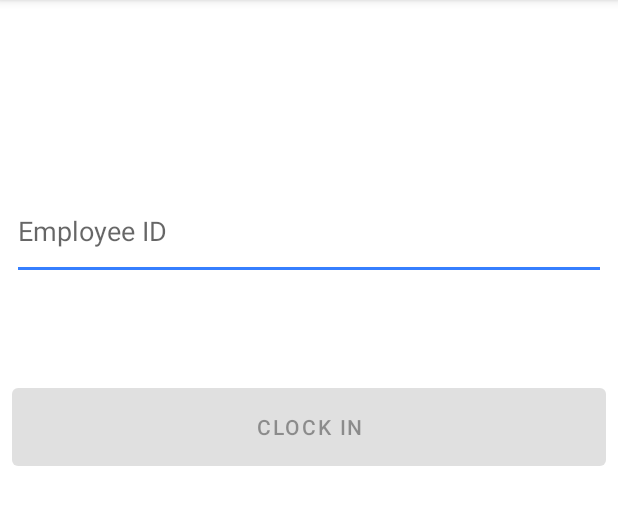
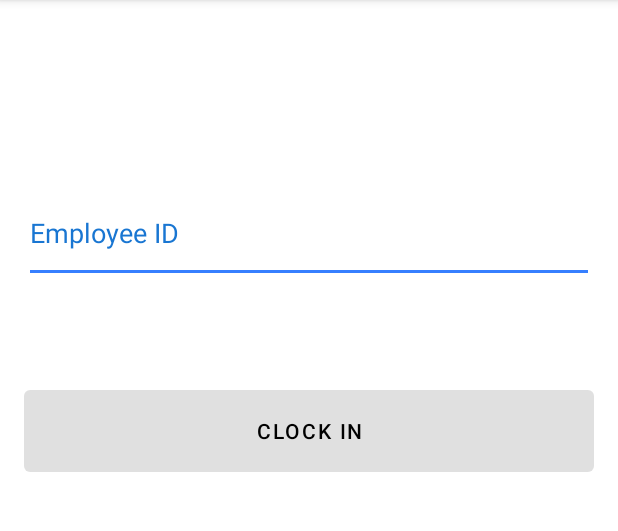
Before and after one commit to joling6027/TeamSavvy, an Android app: the MainActivity screen opened directly, with no data from a screen before it, on a phone screen of 412 x 824 dp, the part 84-615 px from its top. Run offline under Robolectric (Android 15) with nearby library versions, the phone set to English and light mode, and no system bars; our stand-ins replace Volley; network calls fail.

Commit message:
Changes in mobile app

```diff
--- a/Biometric Mobile App/AuthMyEmployee/app/src/main/res/layout/activity_main.xml
+++ b/Biometric Mobile App/AuthMyEmployee/app/src/main/res/layout/activity_main.xml
@@ -10,21 +10,25 @@
         android:id="@+id/btnAuth"
         android:layout_width="0dp"
         android:layout_height="0dp"
-        android:layout_marginStart="8dp"
-        android:layout_marginEnd="8dp"
+        android:layout_marginStart="16dp"
+        android:layout_marginEnd="16dp"
         android:layout_marginBottom="63dp"
         android:onClick="EmployeeAuthentication"
         android:text="@string/clock_in"
+        android:textColor="#000000"
         app:layout_constraintBottom_toTopOf="@+id/empAuthStatus"
         app:layout_constraintEnd_toEndOf="parent"
         app:layout_constraintStart_toStartOf="parent"
-        app:layout_constraintTop_toBottomOf="@+id/emp_id" />
+        app:layout_constraintTop_toBottomOf="@+id/emp_id"
+        tools:ignore="TextContrastCheck" />
 
     <TextView
         android:id="@+id/empAuthStatus"
-        android:layout_width="253dp"
+        android:layout_width="0dp"
         android:layout_height="0dp"
-        android:layout_marginBottom="323dp"
+        android:layout_marginStart="16dp"
+        android:layout_marginEnd="16dp"
+        android:layout_marginBottom="317dp"
         android:gravity="center|center_horizontal"
         android:textColor="@color/black"
         android:textSize="20sp"
@@ -37,19 +41,21 @@
         android:id="@+id/emp_id"
         android:layout_width="0dp"
         android:layout_height="0dp"
-        android:layout_marginStart="8dp"
+        android:layout_marginStart="16dp"
         android:layout_marginTop="122dp"
-        android:layout_marginEnd="8dp"
-        android:layout_marginBottom="66dp"
+        android:layout_marginEnd="16dp"
+        android:layout_marginBottom="65dp"
         android:autofillHints=""
+        android:backgroundTint="@color/purple_500"
         android:ems="10"
         android:hint="@string/emp_id"
         android:inputType="number"
         android:minHeight="48dp"
-        android:backgroundTint="@color/purple_500"
+        android:textColorHint="#1976D2"
         app:layout_constraintBottom_toTopOf="@+id/btnAuth"
         app:layout_constraintEnd_toEndOf="parent"
         app:layout_constraintStart_toStartOf="parent"
-        app:layout_constraintTop_toTopOf="parent" />
+        app:layout_constraintTop_toTopOf="parent"
+        tools:ignore="TextContrastCheck,TextContrastCheck" />
 
 </androidx.constraintlayout.widget.ConstraintLayout>
```
Also changed, not shown: Biometric Mobile App/AuthMyEmployee/app/src/main/ic_launcher-playstore.png, Biometric Mobile App/AuthMyEmployee/app/src/main/res/mipmap-hdpi/ic_launcher.png, Biometric Mobile App/AuthMyEmployee/app/src/main/res/mipmap-hdpi/ic_launcher_foreground.png, Biometric Mobile App/AuthMyEmployee/app/src/main/res/mipmap-hdpi/ic_launcher_round.png, Biometric Mobile App/AuthMyEmployee/app/src/main/res/mipmap-mdpi/ic_launcher.png, Biometric Mobile App/AuthMyEmployee/app/src/main/res/mipmap-mdpi/ic_launcher_foreground.png, Biometric Mobile App/AuthMyEmployee/app/src/main/res/mipmap-mdpi/ic_launcher_round.png, Biometric Mobile App/AuthMyEmployee/app/src/main/res/mipmap-xhdpi/ic_launcher.png, Biometric Mobile App/AuthMyEmployee/app/src/main/res/mipmap-xhdpi/ic_launcher_foreground.png, Biometric Mobile App/AuthMyEmployee/app/src/main/res/mipmap-xhdpi/ic_launcher_round.png, Biometric Mobile App/AuthMyEmployee/app/src/main/res/mipmap-xxhdpi/ic_launcher.png, Biometric Mobile App/AuthMyEmployee/app/src/main/res/mipmap-xxhdpi/ic_launcher_foreground.png, Biometric Mobile App/AuthMyEmployee/app/src/main/res/mipmap-xxhdpi/ic_launcher_round.png, Biometric Mobile App/AuthMyEmployee/app/src/main/res/mipmap-xxxhdpi/ic_launcher.png, 2 more files.
